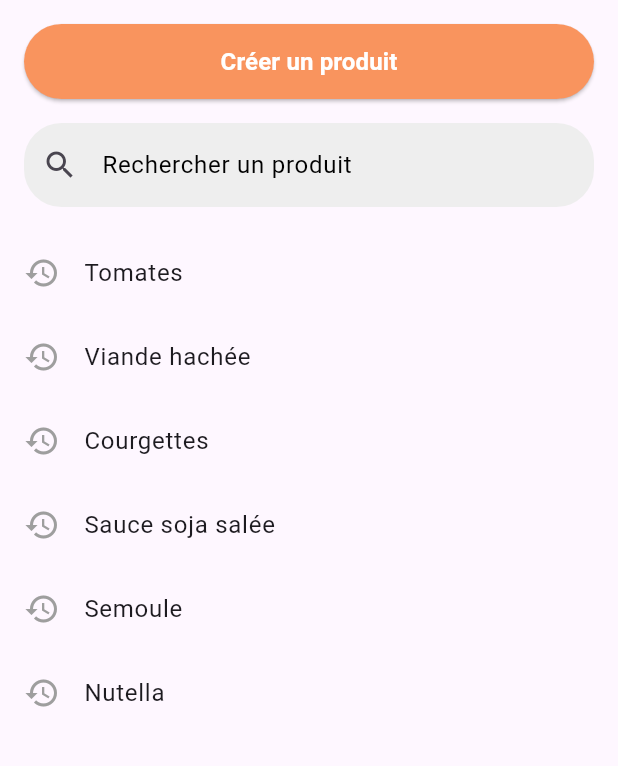
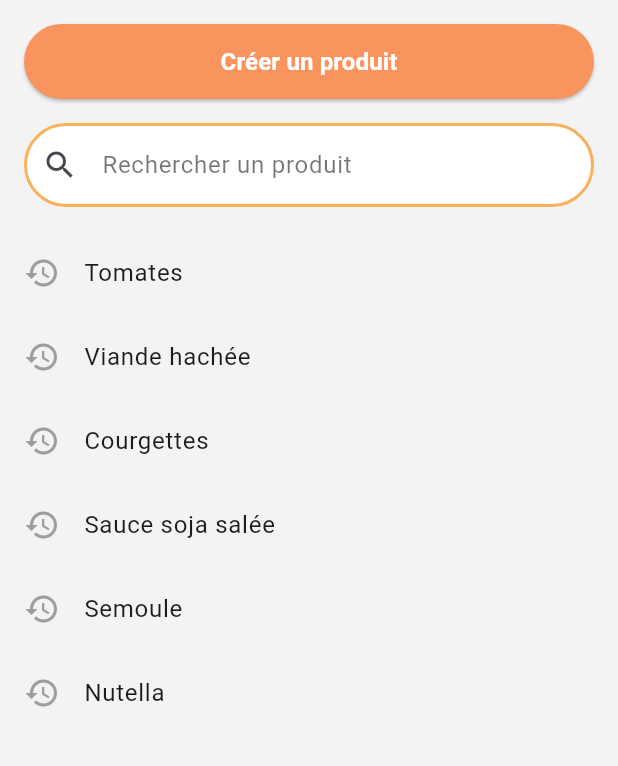
Before and after one commit to mikaellecam/list-n-Go, a Flutter app: the SearchScreen screen opened by its route, on a phone screen of 412 x 824 dp, the part 84-850 px from its top. Run offline on Flutter 3.47's test engine with Material 3 defaults, Android fonts, the phone set to English and light mode, and no system bars; our stand-ins replace get_it, go_router, permission_handler, sqflite; missing offline and left inert: mobile_scanner; accounts and stored records are empty; statements that could not run were skipped.

Commit message:
modif du style / affichage

```diff
--- a/lib/views/screens/product_list_screen.dart
+++ b/lib/views/screens/product_list_screen.dart
@@ -156,7 +156,9 @@ class _ProductListScreenState extends State<ProductListScreen> {
                                           contentPadding: EdgeInsets.zero,
                                         ),
                                       )
-                                      : Text(
+                                      : Padding(
+                                        padding: EdgeInsets.only(left: 15),
+                                        child: Text(
                                           currentList.name,
                                           style: const TextStyle(
                                             fontSize: 24,
@@ -166,6 +168,7 @@ class _ProductListScreenState extends State<ProductListScreen> {
                                           softWrap: true,
                                           maxLines: 2,
                                           overflow: TextOverflow.ellipsis,
+                                        ),
                                       ),
                             ),
                             _isRenaming
--- a/lib/views/screens/search_screen.dart
+++ b/lib/views/screens/search_screen.dart
@@ -78,6 +78,7 @@ class _SearchScreenState extends State<SearchScreen> {
   @override
   Widget build(BuildContext context) {
     return Scaffold(
+      backgroundColor: const Color.fromARGB(255, 243, 243, 243),
       appBar: const CustomAppBar(),
       body: Column(
         children: [
@@ -110,14 +111,31 @@ class _SearchScreenState extends State<SearchScreen> {
               style: TextStyle(color: Colors.black),
               decoration: InputDecoration(
                 hintText: 'Rechercher un produit',
-                hintStyle: TextStyle(color: Colors.black),
                 prefixIcon: const Icon(Icons.search),
+                hintStyle: const TextStyle(color: Colors.black54),
+                filled: true,
+                fillColor: Colors.white,
                 border: OutlineInputBorder(
-                  borderRadius: BorderRadius.circular(25),
-                  borderSide: BorderSide.none,
+                  borderRadius: BorderRadius.circular(30),
+                  borderSide: const BorderSide(
+                    color: Color.fromRGBO(247, 176, 91, 1.0),
+                    width: 2,
+                  ),
                 ),
-                filled: true,
-                fillColor: Colors.grey[200],
+                enabledBorder: OutlineInputBorder(
+                  borderRadius: BorderRadius.circular(30),
+                  borderSide: const BorderSide(
+                    color: Color.fromRGBO(247, 176, 91, 1.0),
+                    width: 2,
+                  ),
+                ),
+                focusedBorder: OutlineInputBorder(
+                  borderRadius: BorderRadius.circular(30),
+                  borderSide: const BorderSide(
+                    color: Color.fromRGBO(247, 147, 76, 1.0),
+                    width: 2.5,
+                  ),
+                ),
               ),
               onSubmitted: _performSearch,
             ),
--- a/lib/views/widgets/shop_list_old_item.dart
+++ b/lib/views/widgets/shop_list_old_item.dart
@@ -28,11 +28,7 @@ class ReceiptItem extends StatelessWidget {
         ),
         subtitle: Text(
           "Le $date",
-          style: const TextStyle(
-            fontSize: 16,
-            fontWeight: FontWeight.bold,
-            fontFamily: "Lato-black",
-          ),
+          style: const TextStyle(fontSize: 15, fontFamily: "Lato-black"),
         ),
         trailing: Image.asset(
           'assets/app_assets/suivant_icon.png',
```
Also changed, not shown: lib/views/widgets/search_bar_with_add.dart (+4 -4 lines). Lines whose indentation alone changed are shown as unchanged.
